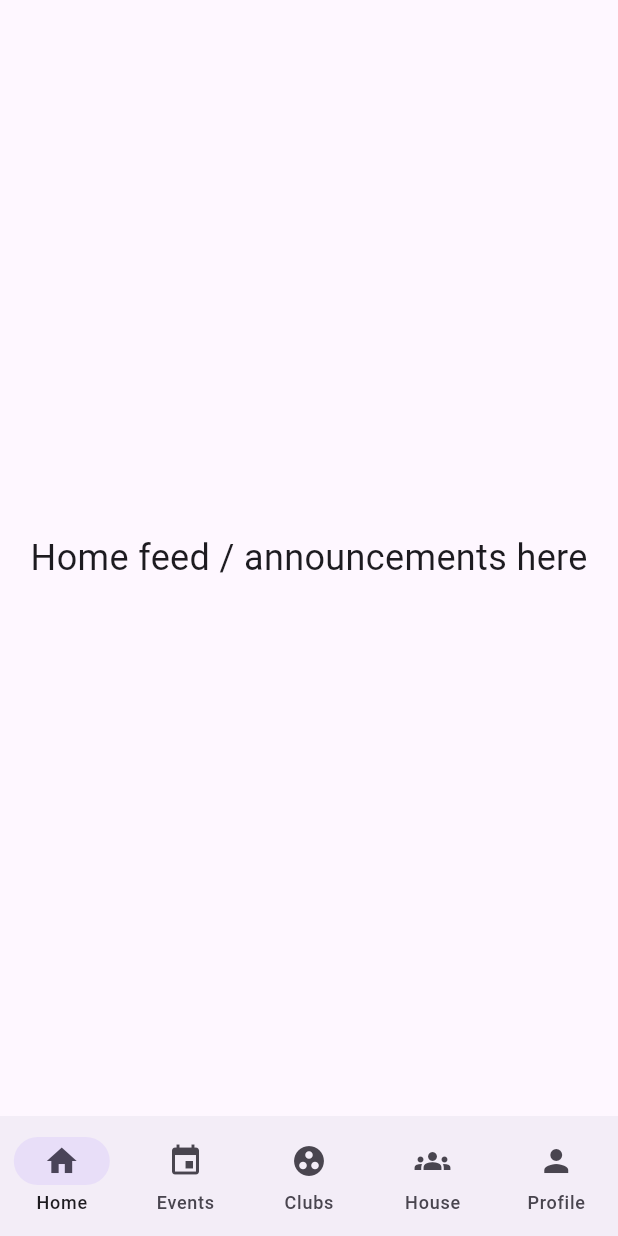
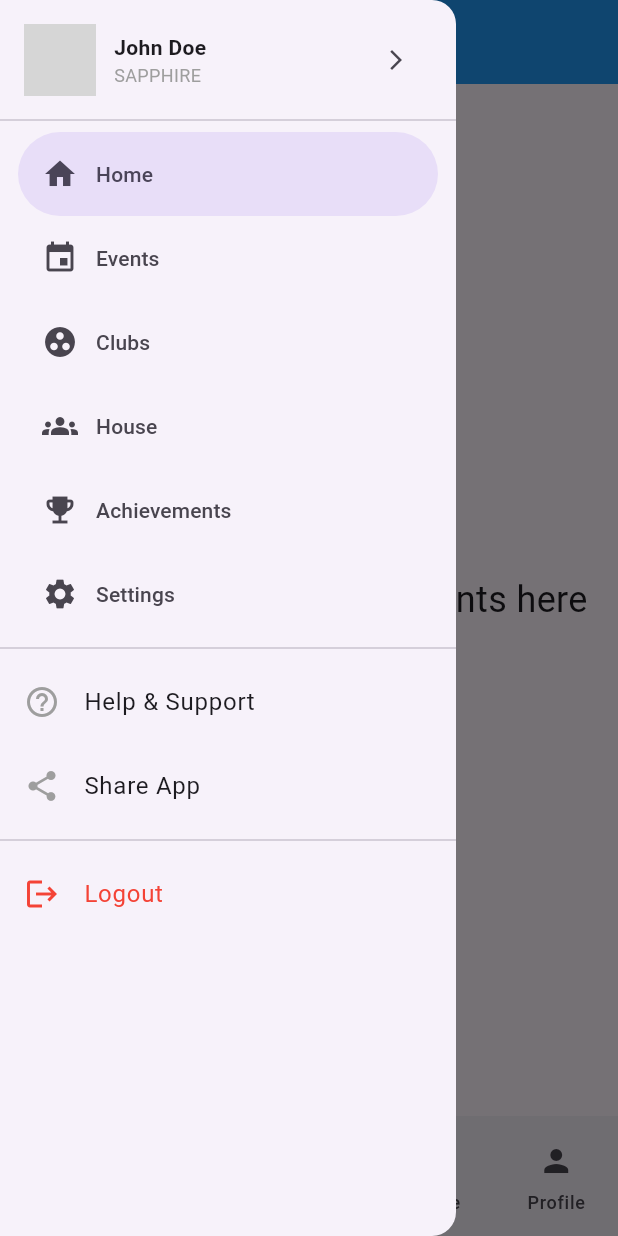
Before and after one commit to xtcharan/dbcblr, a Flutter app: the screen it shows after launch, with the side drawer open (before the commit the screen has no drawer), on a phone screen of 412 x 824 dp. Run offline on Flutter 3.47's test engine with Material 3 defaults, Android fonts, the phone set to English and light mode, and no system bars; our stand-ins replace fluttertoast, shimmer, transparent_image; network calls fail; grey boxes are pictures that could not be loaded.

Commit message:
hamburger menu implemented

```diff
--- /dev/null
+++ b/lib/src/features/core/app_drawer.dart
@@ -0,0 +1,140 @@
+import 'package:flutter/material.dart';
+import '../../shared/models/user.dart'; // for avatar + name
+import '../../shared/utils/toast.dart'; // for toast notifications
+
+class AppDrawer extends StatelessWidget {
+  final int currentIndex; // which tab is active
+  final Function(int) onItemTap; // callback to change tab
+
+  const AppDrawer({
+    super.key,
+    required this.currentIndex,
+    required this.onItemTap,
+  });
+
+  @override
+  Widget build(BuildContext context) {
+    final user = User.fake();
+
+    return NavigationDrawer(
+      selectedIndex: currentIndex,
+      onDestinationSelected: (index) {
+        Navigator.pop(context); // close drawer
+        onItemTap(index); // switch tab
+      },
+      children: [
+        // header
+        Padding(
+          padding: const EdgeInsets.fromLTRB(16, 16, 16, 8),
+          child: Row(
+            children: [
+              CircleAvatar(
+                radius: 24,
+                backgroundImage: NetworkImage(user.avatarUrl),
+              ),
+              const SizedBox(width: 12),
+              Column(
+                crossAxisAlignment: CrossAxisAlignment.start,
+                children: [
+                  Text(
+                    '${user.firstName} ${user.lastName}',
+                    style: const TextStyle(
+                      fontSize: 14,
+                      fontWeight: FontWeight.bold,
+                    ),
+                  ),
+                  Text(
+                    user.houseId.toUpperCase(),
+                    style: const TextStyle(fontSize: 12, color: Colors.grey),
+                  ),
+                ],
+              ),
+              const Spacer(),
+              IconButton(
+                icon: const Icon(Icons.arrow_forward_ios, size: 16),
+                onPressed: () => onItemTap(4),
+              ), // jump to Profile
+            ],
+          ),
+        ),
+        const Divider(),
+
+        // destinations (same order as bottom nav)
+        NavigationDrawerDestination(
+          icon: const Icon(Icons.home),
+          label: const Text('Home'),
+        ),
+        NavigationDrawerDestination(
+          icon: const Icon(Icons.event),
+          label: const Text('Events'),
+        ),
+        NavigationDrawerDestination(
+          icon: const Icon(Icons.group_work),
+          label: const Text('Clubs'),
+        ),
+        NavigationDrawerDestination(
+          icon: const Icon(Icons.groups),
+          label: const Text('House'),
+        ),
+        NavigationDrawerDestination(
+          icon: const Icon(Icons.emoji_events),
+          label: const Text('Achievements'),
+        ),
+        NavigationDrawerDestination(
+          icon: const Icon(Icons.settings),
+          label: const Text('Settings'),
+        ),
+        const Divider(),
+
+        // non-destinations (no highlight)
+        ListTile(
+          leading: const Icon(Icons.help_outline, color: Colors.grey),
+          title: const Text('Help & Support'),
+          onTap: () => _snack(context, 'Help center'),
+        ),
+        ListTile(
+          leading: const Icon(Icons.share, color: Colors.grey),
+          title: const Text('Share App'),
+          onTap: () => _snack(context, 'Share sheet'),
+        ),
+        const Divider(),
+
+        // red logout
+        ListTile(
+          leading: const Icon(Icons.logout, color: Colors.red),
+          title: const Text('Logout', style: TextStyle(color: Colors.red)),
+          onTap: () => _logout(context),
+        ),
+      ],
+    );
+  }
+
+  void _snack(BuildContext context, String msg) {
+    Navigator.pop(context);
+    showToast(msg, context: context);
+  }
+
+  void _logout(BuildContext context) {
+    Navigator.pop(context);
+    showDialog(
+      context: context,
+      builder: (_) => AlertDialog(
+        title: const Text('Logout'),
+        content: const Text('Are you sure you want to logout?'),
+        actions: [
+          TextButton(
+            onPressed: () => Navigator.pop(context),
+            child: const Text('Cancel'),
+          ),
+          TextButton(
+            onPressed: () {
+              Navigator.pop(context);
+              showToast('Logged out (fake)', context: context);
+            },
+            child: const Text('Logout', style: TextStyle(color: Colors.red)),
+          ),
+        ],
+      ),
+    );
+  }
+}
--- a/lib/src/features/dashboard/dashboard_page.dart
+++ b/lib/src/features/dashboard/dashboard_page.dart
@@ -4,6 +4,7 @@ import '../events/events_page.dart';
 import '../clubs/clubs_page.dart';
 import '../house/house_page.dart';
 import '../profile/profile_page.dart';
+import '../../features/core/app_drawer.dart'; // NEW
 
 class DashboardPage extends StatefulWidget {
   const DashboardPage({super.key});
@@ -13,7 +14,18 @@ class DashboardPage extends StatefulWidget {
 }
 
 class _DashboardPageState extends State<DashboardPage> {
-  int _current = 0; // start on Home
+  int _current = 0; // which tab active
+
+  void _onDrawerTap(int index) {
+    if (index <= 4) {
+      // bottom-nav indices
+      setState(() => _current = index);
+    } else if (index == 5) {
+      // Settings deep-link
+      setState(() => _current = 4); // open Profile tab
+      // TODO: scroll to settings section
+    }
+  }
 
   final _pages = [
     HomePage(), // 0
@@ -26,6 +38,9 @@ class _DashboardPageState extends State<DashboardPage> {
   @override
   Widget build(BuildContext context) {
     return Scaffold(
+      // NEW: drawer
+      drawer: AppDrawer(currentIndex: _current, onItemTap: _onDrawerTap),
+      // existing bottom nav stays
       body: _pages[_current],
       bottomNavigationBar: NavigationBar(
         selectedIndex: _current,
--- a/lib/src/features/home/home_page.dart
+++ b/lib/src/features/home/home_page.dart
@@ -5,10 +5,20 @@ class HomePage extends StatelessWidget {
 
   @override
   Widget build(BuildContext context) {
-    return const Center(
-      child: Text(
-        'Home feed / announcements here',
-        style: TextStyle(fontSize: 24),
+    return Scaffold(
+      appBar: AppBar(
+        leading: IconButton(
+          icon: const Icon(Icons.menu),
+          onPressed: () => Scaffold.of(context).openDrawer(),
+        ),
+        title: const Text('Home'),
+        elevation: 0,
+      ),
+      body: const Center(
+        child: Text(
+          'Home feed / announcements here',
+          style: TextStyle(fontSize: 24),
+        ),
       ),
     );
   }
```
Also changed, not shown: lib/src/features/clubs/clubs_page.dart (+12 -2 lines), lib/src/features/events/events_page.dart (+8 -1 lines), lib/src/features/house/house_page.dart (+8 -1 lines), lib/src/features/profile/profile_page.dart (+8 -0 lines).
